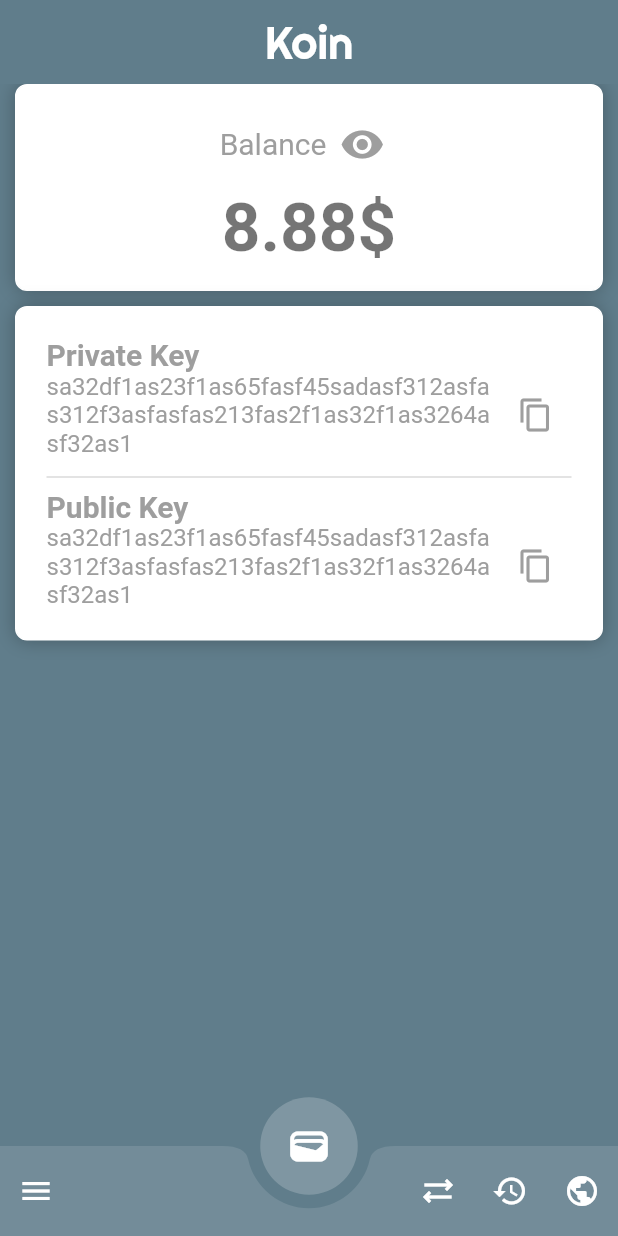
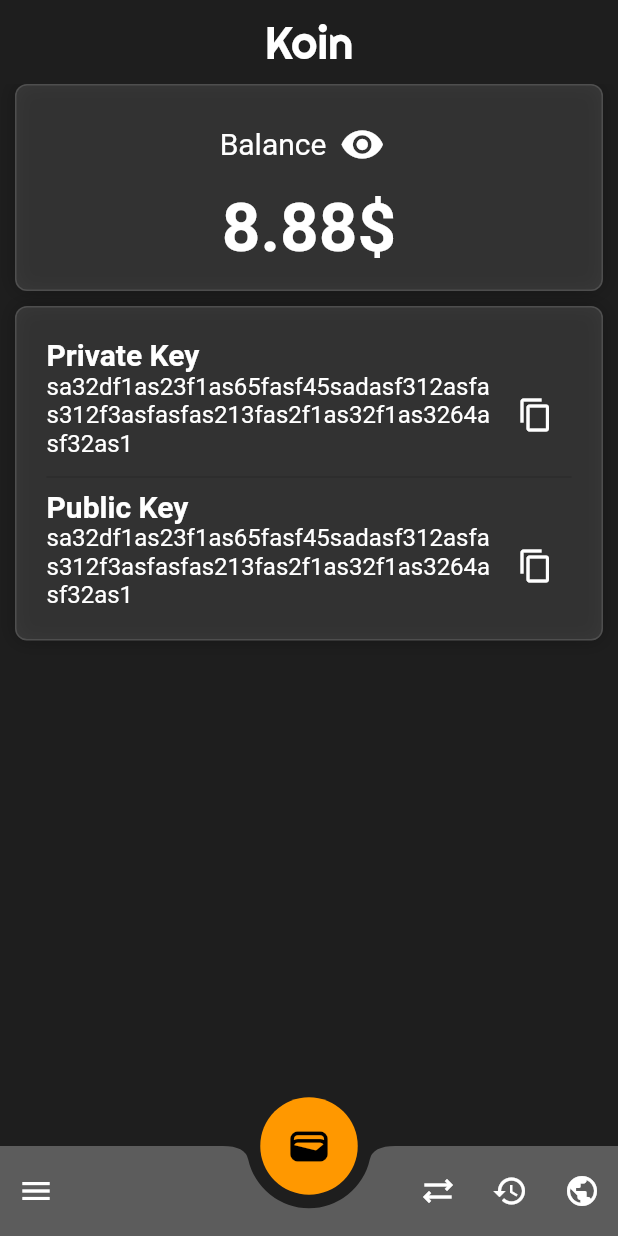
Before and after one commit to phatng45/koin, a Flutter app: the screen it shows after launch, after a tap on "Login", on a phone screen of 412 x 824 dp. Run offline on Flutter 3.47's test engine with Material 2 defaults, Android fonts, the phone set to English and light mode, and no system bars; our stand-ins replace google_fonts.

Commit message:
update color theme

```diff
--- a/lib/BlockDetailsPage.dart
+++ b/lib/BlockDetailsPage.dart
@@ -109,6 +109,7 @@ class _BlockDetailsPageState extends State<BlockDetailsPage> {
 
   _buildAppBar() {
     return AppBar(
+      backgroundColor: Theme.of(context).scaffoldBackgroundColor,
       elevation: 0,
     );
   }
--- a/lib/BlocksPage.dart
+++ b/lib/BlocksPage.dart
@@ -64,18 +64,15 @@ class _BlocksPageState extends State<BlocksPage> {
         width: double.maxFinite,
         child: ElevatedButton(
             style: ElevatedButton.styleFrom(
-                foregroundColor: Colors.grey,
-                backgroundColor: Colors.blueGrey[50],
+                foregroundColor: Colors.white,
+                backgroundColor: Colors.white12,
                 elevation: 0),
             onPressed: () => MyApp.to(context, BlockDetailsPage(id: blockId)),
             child: Align(
               alignment: const Alignment(-1, 0),
               child: Text(
                 blockId,
-                style: Theme.of(context)
-                    .textTheme
-                    .titleMedium
-                    ?.copyWith(color: Colors.grey[700]),
+                style: Theme.of(context).textTheme.titleMedium,
               ),
             )),
       ),
--- a/lib/CreateWalletPage.dart
+++ b/lib/CreateWalletPage.dart
@@ -33,11 +33,13 @@ class CreateWalletPage extends StatelessWidget {
                   children: [
                     TextSpan(
                         text: "Private Key",
-                        style: TextStyle(fontWeight: FontWeight.bold)),
+                        // style: TextStyle(fontWeight: FontWeight.bold)
+                    ),
                     TextSpan(text: " to login and "),
                     TextSpan(
                         text: "Public Key",
-                        style: TextStyle(fontWeight: FontWeight.bold)),
+                        // style: TextStyle(fontWeight: FontWeight.bold)
+                    ),
                     TextSpan(text: " for the transactions.")
                   ]),
             ),
--- a/lib/HomePage.dart
+++ b/lib/HomePage.dart
@@ -43,7 +43,7 @@ class _HomePageState extends State<HomePage> {
   AppBar _buildAppBar() {
     return AppBar(
       automaticallyImplyLeading: false,
-      backgroundColor: Colors.blueGrey,
+      backgroundColor: Theme.of(context).scaffoldBackgroundColor,
       centerTitle: true,
       title: Text(
         "Koin",
@@ -74,7 +74,7 @@ class _HomePageState extends State<HomePage> {
     return BottomAppBar(
       height: 60,
       shape: CircularNotchedRectangle(),
-      color: Colors.white.withAlpha(30),
+      color: Colors.white.withAlpha(70),
       elevation: 0,
       child: IconTheme(
         data: IconThemeData(color: Theme.of(context).colorScheme.onPrimary),
@@ -82,7 +82,10 @@ class _HomePageState extends State<HomePage> {
           children: <Widget>[
             PopupMenuButton(
               padding: EdgeInsets.zero,
-              icon: const Icon(Icons.menu),
+              icon: const Icon(
+                Icons.menu,
+                color: Colors.white,
+              ),
               onSelected: (value) => {
                 if (value == "Logout") {MyApp.to(context, LoginPage())}
               },
@@ -103,15 +106,24 @@ class _HomePageState extends State<HomePage> {
             ),
             const Spacer(),
             IconButton(
-              icon: const Icon(Icons.sync_alt_outlined),
+              icon: const Icon(
+                Icons.sync_alt_outlined,
+                color: Colors.white,
+              ),
               onPressed: () => setState(() => _tabIndex = 2),
             ),
             IconButton(
-              icon: const Icon(Icons.history),
+              icon: const Icon(
+                Icons.history,
+                color: Colors.white,
+              ),
               onPressed: () => setState(() => _tabIndex = 3),
             ),
             IconButton(
-              icon: const Icon(Icons.public),
+              icon: const Icon(
+                Icons.public,
+                color: Colors.white,
+              ),
               onPressed: () => setState(() => _tabIndex = 4),
             ),
           ],
--- a/lib/LoginPage.dart
+++ b/lib/LoginPage.dart
@@ -103,7 +103,7 @@ class MyContainer extends StatelessWidget {
         margin: EdgeInsets.symmetric(horizontal: marginHorizontal ?? 10),
         padding: EdgeInsets.all(padding ?? 5),
         decoration: BoxDecoration(
-          color: Colors.white,
+          color: Colors.white12,
           boxShadow: [
             BoxShadow(
               blurRadius: 10,
@@ -113,7 +113,7 @@ class MyContainer extends StatelessWidget {
           ],
           borderRadius: BorderRadius.circular(8),
           border: Border.all(
-            color: Colors.white, // Color(0x98E4E4E4),
+            color: Colors.white12, // Color(0x98E4E4E4),
           ),
         ),
         child: child);
--- a/lib/main.dart
+++ b/lib/main.dart
@@ -1,6 +1,5 @@
 import 'package:flutter/material.dart';
 import 'package:google_fonts/google_fonts.dart';
-import 'package:koin/HomePage.dart';
 import 'package:koin/LoginPage.dart';
 
 void main() {
@@ -21,7 +20,7 @@ class MyApp extends StatelessWidget {
       debugShowCheckedModeBanner: false,
       title: 'Koin',
       theme: ThemeData(
-        scaffoldBackgroundColor: Colors.blueGrey,
+          scaffoldBackgroundColor: Color.fromRGBO(30, 30, 30, 1),
           elevatedButtonTheme: ElevatedButtonThemeData(
             style: ButtonStyle(
               shape: MaterialStateProperty.all<RoundedRectangleBorder>(
@@ -39,25 +38,27 @@ class MyApp extends StatelessWidget {
           ),
           textTheme: GoogleFonts.robotoTextTheme().copyWith(
               titleLarge:
-              TextStyle(color: Colors.grey[500], fontWeight: FontWeight.normal),
+                  TextStyle(color: Colors.white, fontWeight: FontWeight.normal),
               titleMedium:
-              TextStyle(color: Colors.grey[500], fontWeight: FontWeight.normal),
-          displayLarge: TextStyle(color: Colors.grey[700]),
-          bodyMedium: TextStyle(color: Colors.grey[700]),
+                  TextStyle(color: Colors.white, fontWeight: FontWeight.normal),
+              displayLarge: TextStyle(color: Colors.white),
+              bodyMedium: TextStyle(color: Colors.white),
               headlineSmall: TextStyle(
-              color: Colors.grey[500],
+                  color: Colors.white,
                   fontWeight: FontWeight.bold,
                   fontSize: 20),
-        ),
+              displaySmall: TextStyle(color: Colors.white)),
+          inputDecorationTheme:
+              InputDecorationTheme(hintStyle: TextStyle(color: Colors.white)),
           dividerTheme: DividerThemeData(thickness: 1.2),
-        iconTheme: IconThemeData(color: Colors.grey[500]),
-        colorScheme: ColorScheme.fromSwatch(primarySwatch: Colors.blueGrey),
+          iconTheme: IconThemeData(color: Colors.white),
+          colorScheme: ColorScheme.fromSwatch(primarySwatch: Colors.orange),
           floatingActionButtonTheme: FloatingActionButtonThemeData(
-          backgroundColor: Colors.white.withAlpha(50), // Set the FAB color
+              backgroundColor: Colors.orange, // Set the FAB color
               elevation: 0,
               iconSize: 30,
-        ),
-      ),
+              foregroundColor: Colors.black),
+          appBarTheme: AppBarTheme(foregroundColor: Colors.white)),
       home: LoginPage(),
     );
   }
```
Lines whose indentation alone changed are shown as unchanged.
